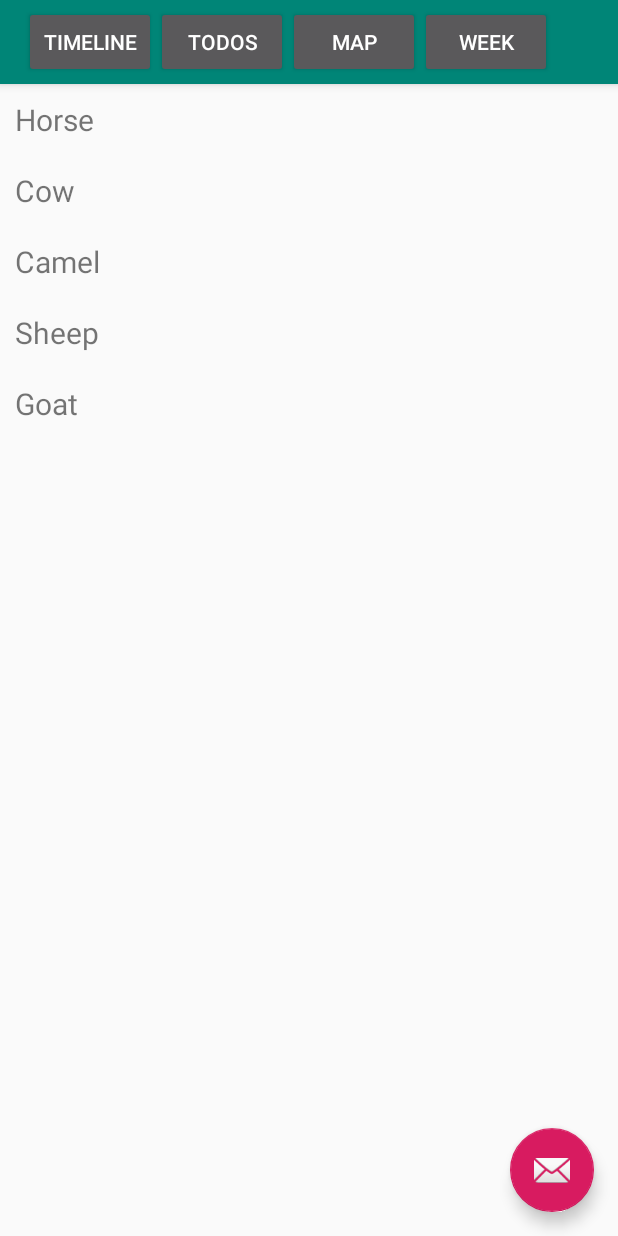
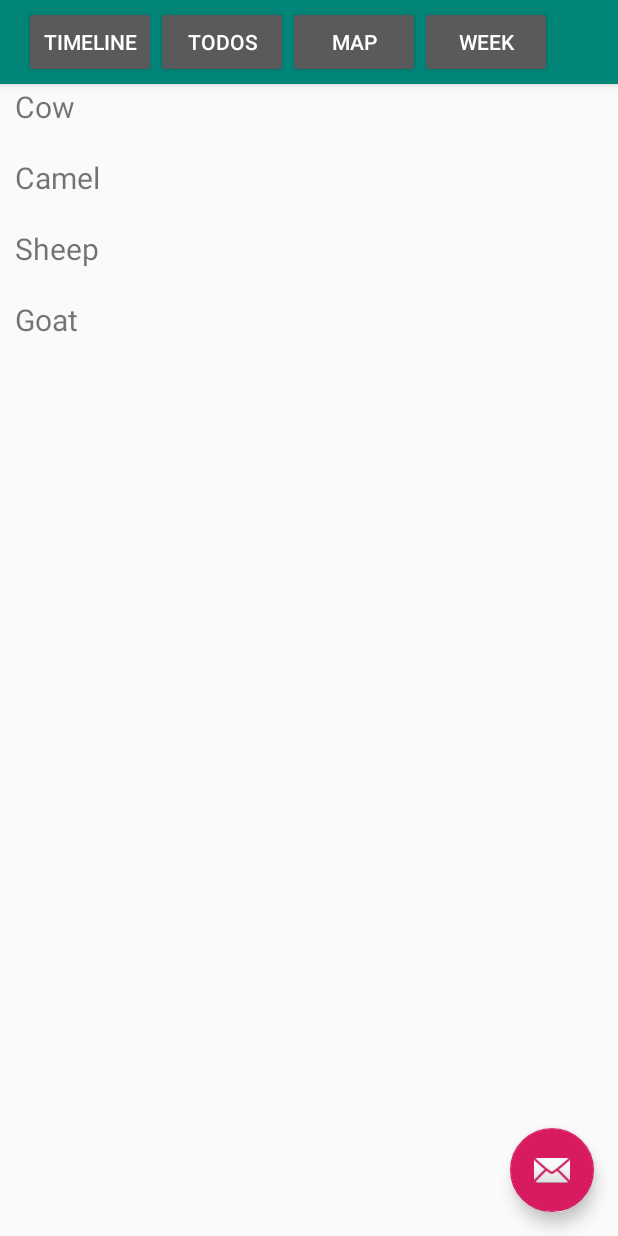
Before and after one commit to player1s/ChecklistExtendedNew, an Android app: the screen it shows after launch (MainActivity), on a phone screen of 412 x 824 dp. Run offline under Robolectric (Android 15) with nearby library versions, the phone set to English and light mode, and no system bars; our stand-ins replace Firebase (no records; nobody signed in at launch, a user with empty details on screens opened directly).

```diff
--- a/app/src/main/res/layout/activity_main.xml
+++ b/app/src/main/res/layout/activity_main.xml
@@ -46,7 +46,10 @@
 
     </com.google.android.material.appbar.AppBarLayout>
 
-    <include layout="@layout/content_main" />
+    <androidx.recyclerview.widget.RecyclerView
+        android:id="@+id/rvAnimals"
+        android:layout_width="match_parent"
+        android:layout_height="match_parent"/>
 
     <com.google.android.material.floatingactionbutton.FloatingActionButton
         android:id="@+id/fabInTodos"
--- a/app/src/main/res/layout/content_main.xml
+++ /dev/null
@@ -1,16 +0,0 @@
-<?xml version="1.0" encoding="utf-8"?>
-<androidx.constraintlayout.widget.ConstraintLayout xmlns:android="http://schemas.android.com/apk/res/android"
-    xmlns:app="http://schemas.android.com/apk/res-auto"
-    xmlns:tools="http://schemas.android.com/tools"
-    android:layout_width="match_parent"
-    android:layout_height="match_parent"
-    app:layout_behavior="@string/appbar_scrolling_view_behavior"
-    tools:context=".MainActivity"
-    tools:showIn="@layout/activity_main">
-
-    <androidx.recyclerview.widget.RecyclerView
-        android:id="@+id/rvAnimals"
-        android:layout_width="match_parent"
-        android:layout_height="match_parent"/>
-
-</androidx.constraintlayout.widget.ConstraintLayout>
--- a/app/src/main/res/layout/timeline.xml
+++ b/app/src/main/res/layout/timeline.xml
@@ -46,7 +46,6 @@
 
     </com.google.android.material.appbar.AppBarLayout>
 
-    <include layout="@layout/content_main" />
 
     <com.google.android.material.floatingactionbutton.FloatingActionButton
         android:id="@+id/fab"
--- a/app/src/main/res/layout/weekplan.xml
+++ b/app/src/main/res/layout/weekplan.xml
@@ -46,7 +46,6 @@
 
     </com.google.android.material.appbar.AppBarLayout>
 
-    <include layout="@layout/content_main" />
 
     <com.google.android.material.floatingactionbutton.FloatingActionButton
         android:id="@+id/fab"
```
